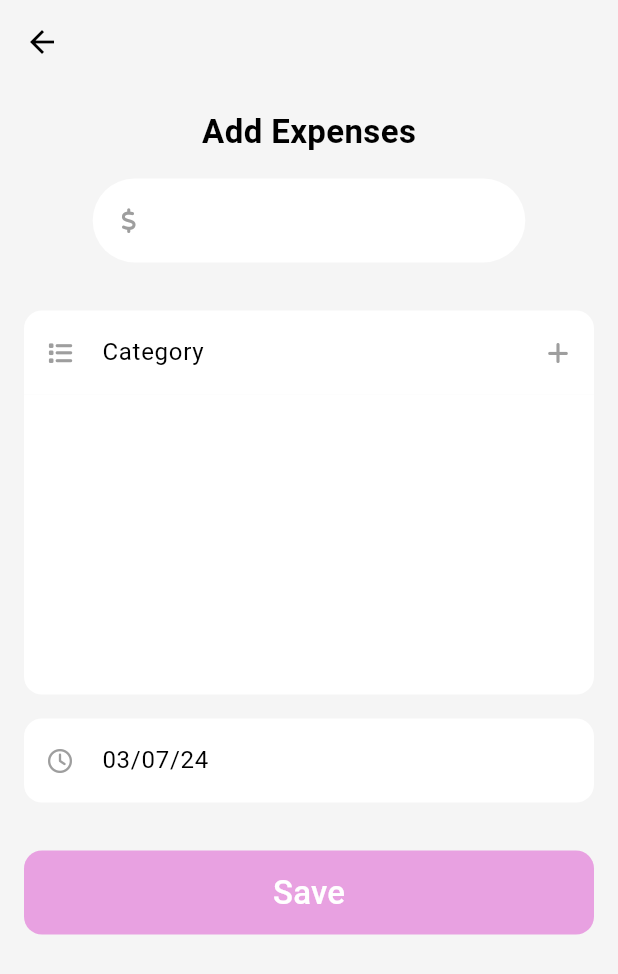
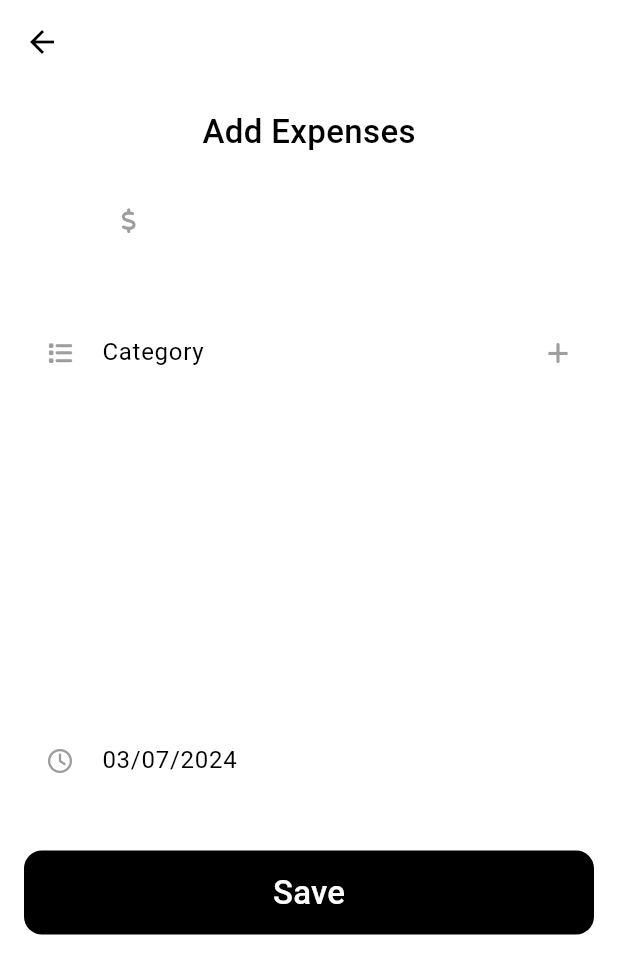
Before and after one commit to azix-khan/Expense-Tracker, a Flutter app: the AddExpense screen opened directly, on a phone screen of 412 x 824 dp. Shown: the top 974 px of the screen. Run offline on Flutter 3.47's test engine with Material 3 defaults, Android fonts, the light colour scheme and no system bars; our stand-ins replace bloc, cloud_firestore, equatable, firebase_core, fl_chart, flutter_bloc and 2 more; accounts and stored records are empty.

Commit message:
expense added in firebase

```diff
--- /dev/null
+++ b/lib/screens/add_expense/blocs/create_expense_bloc/create_expense_bloc.dart
@@ -0,0 +1,22 @@
+import 'package:bloc/bloc.dart';
+import 'package:equatable/equatable.dart';
+import 'package:expense_repository/expense_repository.dart';
+
+part 'create_expense_event.dart';
+part 'create_expense_state.dart';
+
+class CreateExpenseBloc extends Bloc<CreateExpenseEvent, CreateExpenseState> {
+  ExpenseRepository expenseRepository;
+
+  CreateExpenseBloc(this.expenseRepository) : super(CreateExpenseInitial()) {
+    on<CreateExpense>((event, emit) async {
+      emit(CreateExpenseLoading());
+      try {
+        await expenseRepository.createExpense(event.expense);
+        emit(CreateExpenseSuccess());
+      } catch (e) {
+        emit(CreateExpenseFailure());
+      }
+    });
+  }
+}
--- /dev/null
+++ b/lib/screens/add_expense/blocs/create_expense_bloc/create_expense_event.dart
@@ -0,0 +1,17 @@
+part of 'create_expense_bloc.dart';
+
+sealed class CreateExpenseEvent extends Equatable {
+  const CreateExpenseEvent();
+
+  @override
+  List<Object> get props => [];
+}
+
+class CreateExpense extends CreateExpenseEvent {
+  final Expense expense;
+
+  const CreateExpense(this.expense);
+
+  @override
+  List<Object> get props => [expense];
+}
--- /dev/null
+++ b/lib/screens/add_expense/blocs/create_expense_bloc/create_expense_state.dart
@@ -0,0 +1,16 @@
+part of 'create_expense_bloc.dart';
+
+sealed class CreateExpenseState extends Equatable {
+  const CreateExpenseState();
+
+  @override
+  List<Object> get props => [];
+}
+
+final class CreateExpenseInitial extends CreateExpenseState {}
+
+final class CreateExpenseFailure extends CreateExpenseState {}
+
+final class CreateExpenseLoading extends CreateExpenseState {}
+
+final class CreateExpenseSuccess extends CreateExpenseState {}
--- a/lib/screens/add_expense/views/add_expense.dart
+++ b/lib/screens/add_expense/views/add_expense.dart
@@ -1,9 +1,12 @@
+import 'package:expense_repository/expense_repository.dart';
+import 'package:expenses_tracker/screens/add_expense/blocs/create_expense_bloc/create_expense_bloc.dart';
 import 'package:expenses_tracker/screens/add_expense/blocs/get_categories_bloc/get_categories_bloc.dart';
 import 'package:expenses_tracker/screens/add_expense/views/category_creation.dart';
 import 'package:flutter/material.dart';
 import 'package:flutter_bloc/flutter_bloc.dart';
 import 'package:font_awesome_flutter/font_awesome_flutter.dart';
 import 'package:intl/intl.dart';
+import 'package:uuid/uuid.dart';
 
 class AddExpense extends StatefulWidget {
   const AddExpense({super.key});
@@ -16,35 +19,49 @@ class _AddExpenseState extends State<AddExpense> {
   TextEditingController expenseController = TextEditingController();
   TextEditingController categoryController = TextEditingController();
   TextEditingController dateController = TextEditingController();
-  DateTime selectDate = DateTime.now();
+  // DateTime selectDate = DateTime.now();
+  late Expense expense;
+  bool isLoading = false;
 
   @override
   void initState() {
-    dateController.text = DateFormat('dd/MM/yy').format(DateTime.now());
+    dateController.text = DateFormat('dd/MM/yyyy').format(DateTime.now());
+    expense = Expense.empty;
+    expense.expenseId = const Uuid().v1();
     super.initState();
   }
 
   @override
   Widget build(BuildContext context) {
-    return GestureDetector(
+    return BlocListener<CreateExpenseBloc, CreateExpenseState>(
+      listener: (context, state) {
+        if (state is CreateExpenseSuccess) {
+          Navigator.pop(context, expense);
+        } else if (state is CreateExpenseLoading) {
+          setState(() {
+            isLoading = true;
+          });
+        }
+      },
+      child: GestureDetector(
         onTap: () => FocusScope.of(context).unfocus(),
         child: Scaffold(
-        backgroundColor: Theme.of(context).colorScheme.surface,
+          backgroundColor: Theme.of(context).colorScheme.background,
           appBar: AppBar(
-          backgroundColor: Theme.of(context).colorScheme.surface,
+            backgroundColor: Theme.of(context).colorScheme.background,
           ),
           body: BlocBuilder<GetCategoriesBloc, GetCategoriesState>(
             builder: (context, state) {
               if (state is GetCategoriesSuccess) {
                 return Padding(
-                padding: const EdgeInsets.all(16),
+                  padding: const EdgeInsets.all(16.0),
                   child: Column(
+                    crossAxisAlignment: CrossAxisAlignment.center,
                     children: [
-                    // expense field
                       const Text(
                         "Add Expenses",
-                      style:
-                          TextStyle(fontSize: 22, fontWeight: FontWeight.w600),
+                        style: TextStyle(
+                            fontSize: 22, fontWeight: FontWeight.w500),
                       ),
                       const SizedBox(
                         height: 16,
@@ -64,34 +81,37 @@ class _AddExpenseState extends State<AddExpense> {
                             ),
                             border: OutlineInputBorder(
                                 borderRadius: BorderRadius.circular(30),
-                            borderSide: BorderSide.none,
-                          ),
+                                borderSide: BorderSide.none),
                           ),
                         ),
                       ),
                       const SizedBox(
                         height: 32,
                       ),
-                    // category field
                       TextFormField(
+                        controller: categoryController,
+                        textAlignVertical: TextAlignVertical.center,
                         readOnly: true,
                         onTap: () {},
-                      controller: categoryController,
-                      textAlignVertical: TextAlignVertical.center,
                         decoration: InputDecoration(
                           filled: true,
-                        fillColor: Colors.white,
-                        hintText: "Category",
-                        prefixIcon: const Icon(
+                          fillColor: expense.category == Category.empty
+                              ? Colors.white
+                              : Color(expense.category.color),
+                          prefixIcon: expense.category == Category.empty
+                              ? const Icon(
                                   FontAwesomeIcons.list,
                                   size: 16,
                                   color: Colors.grey,
+                                )
+                              : Image.asset(
+                                  'assets/${expense.category.icon}.png',
+                                  scale: 2,
                                 ),
                           suffixIcon: IconButton(
                               onPressed: () async {
                                 var newCategory =
                                     await getCategoryCreation(context);
-                              print(newCategory);
                                 setState(() {
                                   state.categories.insert(0, newCategory);
                                 });
@@ -101,23 +121,20 @@ class _AddExpenseState extends State<AddExpense> {
                                 size: 16,
                                 color: Colors.grey,
                               )),
+                          hintText: 'Category',
                           border: const OutlineInputBorder(
                               borderRadius: BorderRadius.vertical(
-                            top: Radius.circular(12),
-                          ),
-                          borderSide: BorderSide.none,
+                                  top: Radius.circular(12)),
+                              borderSide: BorderSide.none),
                         ),
                       ),
-                    ),
-                    // for getting the category data
                       Container(
                         height: 200,
                         width: MediaQuery.of(context).size.width,
                         decoration: const BoxDecoration(
                           color: Colors.white,
                           borderRadius: BorderRadius.vertical(
-                          bottom: Radius.circular(12),
-                        ),
+                              bottom: Radius.circular(12)),
                         ),
                         child: Padding(
                             padding: const EdgeInsets.all(8.0),
@@ -126,85 +143,96 @@ class _AddExpenseState extends State<AddExpense> {
                                 itemBuilder: (context, int i) {
                                   return Card(
                                     child: ListTile(
+                                      onTap: () {
+                                        setState(() {
+                                          expense.category =
+                                              state.categories[i];
+                                          categoryController.text =
+                                              expense.category.name;
+                                        });
+                                      },
                                       leading: Image.asset(
                                         'assets/${state.categories[i].icon}.png',
                                         scale: 2,
                                       ),
                                       title: Text(state.categories[i].name),
-                                tileColor: Color(state.categories[i].color),
+                                      tileColor:
+                                          Color(state.categories[i].color),
                                       shape: RoundedRectangleBorder(
-                                  borderRadius: BorderRadius.circular(8),
-                                ),
+                                          borderRadius:
+                                              BorderRadius.circular(8)),
                                     ),
                                   );
-                          },
-                        ),
-                      ),
+                                })),
                       ),
                       const SizedBox(
                         height: 16,
                       ),
-                    // date field
                       TextFormField(
                         controller: dateController,
+                        textAlignVertical: TextAlignVertical.center,
+                        readOnly: true,
                         onTap: () async {
                           DateTime? newDate = await showDatePicker(
                               context: context,
-                          initialDate: selectDate,
+                              initialDate: expense.date,
                               firstDate: DateTime.now(),
-                          lastDate:
-                              DateTime.now().add(const Duration(days: 365)),
-                        );
+                              lastDate: DateTime.now()
+                                  .add(const Duration(days: 365)));
+
                           if (newDate != null) {
                             setState(() {
                               dateController.text =
-                                DateFormat('dd/MM/yy').format(newDate);
-                            selectDate = newDate;
+                                  DateFormat('dd/MM/yyyy').format(newDate);
+                              // selectDate = newDate;
+                              expense.date = newDate;
                             });
                           }
                         },
-                      readOnly: true,
-                      textAlignVertical: TextAlignVertical.center,
                         decoration: InputDecoration(
                           filled: true,
                           fillColor: Colors.white,
-                        hintText: "Date",
                           prefixIcon: const Icon(
                             FontAwesomeIcons.clock,
                             size: 16,
                             color: Colors.grey,
                           ),
+                          hintText: 'Date',
                           border: OutlineInputBorder(
                               borderRadius: BorderRadius.circular(12),
-                          borderSide: BorderSide.none,
-                        ),
+                              borderSide: BorderSide.none),
                         ),
                       ),
                       const SizedBox(
                         height: 32,
                       ),
-                    // button
                       SizedBox(
                         width: double.infinity,
                         height: kToolbarHeight,
-                      child: TextButton(
+                        child: isLoading
+                            ? const Center(child: CircularProgressIndicator())
+                            : TextButton(
+                                onPressed: () {
+                                  setState(() {
+                                    expense.amount =
+                                        int.parse(expenseController.text);
+                                  });
+
+                                  context
+                                      .read<CreateExpenseBloc>()
+                                      .add(CreateExpense(expense));
+                                },
                                 style: TextButton.styleFrom(
-                          backgroundColor:
-                              const Color.fromARGB(255, 232, 161, 225),
+                                    backgroundColor: Colors.black,
                                     shape: RoundedRectangleBorder(
-                            borderRadius: BorderRadius.circular(12),
-                          ),
-                        ),
-                        onPressed: () {},
+                                        borderRadius:
+                                            BorderRadius.circular(12))),
                                 child: const Text(
-                          "Save",
+                                  'Save',
                                   style: TextStyle(
-                            fontSize: 22,
-                            color: Colors.white,
-                          ),
-                        ),
-                      ),
-                    ),
+                                      fontSize: 22, color: Colors.white),
+                                )),
+                      )
                     ],
                   ),
                 );
@@ -216,6 +244,7 @@ class _AddExpenseState extends State<AddExpense> {
             },
           ),
         ),
+      ),
     );
   }
 }
--- a/lib/screens/home/views/home_screen.dart
+++ b/lib/screens/home/views/home_screen.dart
@@ -9,6 +9,8 @@ import 'package:expenses_tracker/screens/stats/stats.dart';
 import 'package:flutter/cupertino.dart';
 import 'package:flutter/material.dart';
 import 'package:flutter_bloc/flutter_bloc.dart';
+
+import '../../add_expense/blocs/create_expense_bloc/create_expense_bloc.dart';
 
 class HomeScreen extends StatefulWidget {
   const HomeScreen({super.key});
@@ -74,6 +76,10 @@ class _HomeScreenState extends State<HomeScreen> {
                           ),
                           BlocProvider(
                             create: (context) =>
+                                CreateExpenseBloc(FirebaseExpenseRepo()),
+                          ),
+                          BlocProvider(
+                            create: (context) =>
                                 GetCategoriesBloc(FirebaseExpenseRepo())
                                   ..add(GetCategories()),
                           ),
--- a/packages/expense_repository/lib/src/entities/expense_entity.dart
+++ b/packages/expense_repository/lib/src/entities/expense_entity.dart
@@ -0,0 +1,37 @@
+import 'package:cloud_firestore/cloud_firestore.dart';
+import 'package:expense_repository/src/entities/entities.dart';
+
+import '../models/models.dart';
+
+class ExpenseEntity {
+  String expenseId;
+  Category category;
+  DateTime date;
+  int amount;
+
+  ExpenseEntity({
+    required this.expenseId,
+    required this.category,
+    required this.date,
+    required this.amount,
+  });
+
+  Map<String, Object?> toDocument() {
+    return {
+      'expenseId': expenseId,
+      'category': category.toEntity().toDocument(),
+      'date': date,
+      'amount': amount,
+    };
+  }
+
+  static ExpenseEntity fromDocument(Map<String, dynamic> doc) {
+    return ExpenseEntity(
+      expenseId: doc['expenseId'],
+      category:
+          Category.fromEntity(CategoryEntity.fromDocument(doc['category'])),
+      date: (doc['date'] as Timestamp).toDate(),
+      amount: doc['amount'],
+    );
+  }
+}
--- a/packages/expense_repository/lib/src/expense_repo.dart
+++ b/packages/expense_repository/lib/src/expense_repo.dart
@@ -3,4 +3,5 @@ import 'package:expense_repository/expense_repository.dart';
 abstract class ExpenseRepository {
   Future<void> createCategory(Category category);
   Future<List<Category>> getCategory();
+  Future<void> createExpense(Expense expense);
 }
--- a/packages/expense_repository/lib/src/models/expense.dart
+++ b/packages/expense_repository/lib/src/models/expense.dart
@@ -0,0 +1,40 @@
+import 'package:expense_repository/expense_repository.dart';
+
+class Expense {
+  String expenseId;
+  Category category;
+  DateTime date;
+  int amount;
+
+  Expense({
+    required this.expenseId,
+    required this.category,
+    required this.date,
+    required this.amount,
+  });
+
+  static final empty = Expense(
+    expenseId: '',
+    category: Category.empty,
+    date: DateTime.now(),
+    amount: 0,
+  );
+
+  ExpenseEntity toEntity() {
+    return ExpenseEntity(
+      expenseId: expenseId,
+      category: category,
+      date: date,
+      amount: amount,
+    );
+  }
+
+  static Expense fromEntity(ExpenseEntity entity) {
+    return Expense(
+      expenseId: entity.expenseId,
+      category: entity.category,
+      date: entity.date,
+      amount: entity.amount,
+    );
+  }
+}
```
Also changed, not shown: packages/expense_repository/lib/src/firebase_expense_repo.dart (+13 -1 lines). Lines whose indentation alone changed are shown as unchanged.
